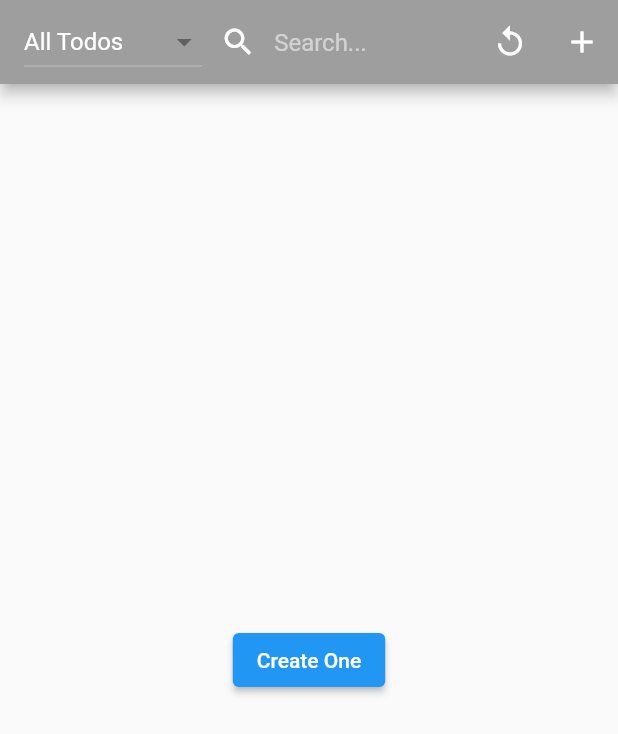
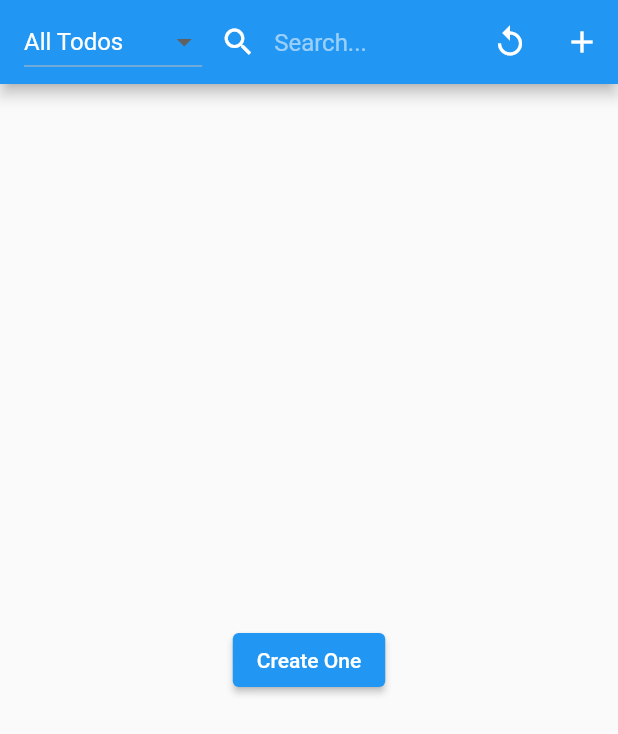
Before and after one commit to rajkovukovic/stater, a Flutter app: the screen it shows after launch, after a tap on "Create One", after a tap on the "replay" icon, on a phone screen of 412 x 824 dp. Shown: the top 734 px of the screen. Run offline on Flutter 3.47's test engine with Material 2 defaults, Android fonts, the phone set to English and light mode, and no system bars; our stand-ins replace dio, get_storage, rxdart; network calls fail.

Commit message:
rename methods in example project

```diff
--- a/example/lib/widgets/cascade_storage_screen.dart
+++ b/example/lib/widgets/cascade_storage_screen.dart
@@ -13,10 +13,15 @@ final todoConverters = Converters<String, Todo>(
 );
 
 class CascadeStorageScreen extends StatefulWidget {
-  const CascadeStorageScreen({Key? key, required this.storage})
-      : super(key: key);
+  const CascadeStorageScreen({
+    super.key,
+    required this.storage,
+    this.useConverters = false,
+  });
 
   final Storage storage;
+
+  final bool useConverters;
 
   @override
   State<CascadeStorageScreen> createState() => _HomeScreenState();
@@ -45,7 +50,7 @@ class _HomeScreenState extends State<CascadeStorageScreen> {
   Widget build(BuildContext context) {
     return Scaffold(
       appBar: AppBar(
-        backgroundColor: Colors.grey,
+        // backgroundColor: Colors.grey,
         title: Row(
           crossAxisAlignment: CrossAxisAlignment.center,
           children: [
@@ -61,6 +66,7 @@ class _HomeScreenState extends State<CascadeStorageScreen> {
             Expanded(
               child: TextField(
                   controller: textController,
+                  cursorColor: Colors.white,
                   decoration: const InputDecoration(
                     contentPadding: EdgeInsets.only(top: 15),
                     border: InputBorder.none,
@@ -77,7 +83,8 @@ class _HomeScreenState extends State<CascadeStorageScreen> {
         actions: [
           IconButton(
               onPressed: _reload, icon: const Icon(Icons.replay_outlined)),
-          IconButton(onPressed: _createNew, icon: const Icon(Icons.add))
+          IconButton(
+              onPressed: _openCreateTodoForm, icon: const Icon(Icons.add))
         ],
       ),
       body: FutureBuilder<List<DocumentSnapshot<String, Todo>>>(
@@ -117,7 +124,8 @@ class _HomeScreenState extends State<CascadeStorageScreen> {
                       ],
                     )
                   : ElevatedButton(
-                      onPressed: _createNew, child: const Text('Create One')),
+                      onPressed: _openCreateTodoForm,
+                      child: const Text('Create One')),
             );
           }
 
@@ -129,7 +137,7 @@ class _HomeScreenState extends State<CascadeStorageScreen> {
             itemBuilder: ((context, index) => TodoCard(
                   key: ValueKey(data[index]!.id),
                   todo: data[index]!,
-                  onTap: () => _editExisting(snapshots[index]),
+                  onTap: () => _openEditTodoForm(snapshots[index]),
                 )),
           );
         },
@@ -166,10 +174,7 @@ class _HomeScreenState extends State<CascadeStorageScreen> {
       );
     }
 
-    documents = query.get().then((snapshot) {
-      print(snapshot.docs.length);
-      return snapshot.docs;
-    });
+    documents = query.get().then((snapshot) => snapshot.docs);
   }
 
   _handleFilterChanged(bool? value) {
@@ -187,28 +192,20 @@ class _HomeScreenState extends State<CascadeStorageScreen> {
     Future.delayed(const Duration(milliseconds: 100)).then((_) => _reload());
   }
 
-  void _createNew() {
-    Navigator.of(context).push(
-      MaterialPageRoute(
-        builder: (_) =>
-            TodoScreen(onCreate: _handleCreateNew, onDispose: _delayedReload),
-      ),
-    );
+  void _openCreateTodoForm() {
+    TodoScreen.showAsModal(
+        context: context, onCreate: _createTodo, onDispose: _delayedReload);
   }
 
-  Future _handleCreateNew(Map<String, dynamic> data) {
+  void _openEditTodoForm(DocumentSnapshot<String, Todo> snapshot) {
+    TodoScreen.showAsModal(
+        context: context, snapshot: snapshot, onDispose: _delayedReload);
+  }
+
+  Future _createTodo(Map<String, dynamic> data) {
     return collectionReference.add(
       Todo.fromMap(data),
       documentId: const Uuid().v4(),
     );
   }
-
-  void _editExisting(DocumentSnapshot<String, Todo> snapshot) {
-    Navigator.of(context).push(
-      MaterialPageRoute(
-        builder: (_) =>
-            TodoScreen(snapshot: snapshot, onDispose: _delayedReload),
-      ),
-    );
-  }
 }
--- a/example/lib/widgets/home_screen.dart
+++ /dev/null
@@ -1,186 +0,0 @@
-import 'package:flutter/material.dart';
-
-
-class HomeScreen extends StatefulWidget {
-  const HomeScreen({Key? key}) : super(key: key);
-
-  @override
-  State<HomeScreen> createState() => _HomeScreenState();
-}
-
-class _HomeScreenState extends State<HomeScreen> {
-  // final restMachine = RestStorage(
-  //   RestDelegate(
-  //     id: 'rest-server-mongodb',
-  //     endpoint: 'http://localhost:6868/api',
-  //   ),
-  // );
-
-  // final getStorageMachine = GetStorageStorage(
-  //   GetStorageDelegate(
-  //     id: 'get-storage',
-  //     storagePrefix: 'DB',
-  //     doesMatchQuery: doesTutorialMatchQuery,
-  //   ),
-  // );
-
-  // bool isRest = false;
-
-  // bool? filterByPublished;
-
-  // late CollectionReference<String, Map<String, dynamic>> collectionReference;
-
-  // late Query<String, Map<String, dynamic>> query;
-
-  // late Stream<List<DocumentSnapshot<String, Map<String, dynamic>>>> documents;
-
-  // @override
-  // void initState() {
-  //   super.initState();
-  //   _setUpStreams();
-  // }
-
-  @override
-  Widget build(BuildContext context) {
-    return Container();
-    // return Scaffold(
-    //   appBar: AppBar(
-    //     title: TriStateSelector(
-    //       onChanged: _handleFilterChanged,
-    //       value: filterByPublished,
-    //       nullLabel: 'All Tutorials',
-    //       trueLabel: 'Published Tutorials',
-    //       falseLabel: 'Not Published Tutorials',
-    //     ),
-    //     actions: [
-    //       IconButton(
-    //           onPressed: _toggleStateMachine,
-    //           icon: Icon(isRest ? Icons.network_wifi : Icons.computer)),
-    //       IconButton(
-    //           onPressed: _reload, icon: const Icon(Icons.replay_outlined)),
-    //       IconButton(onPressed: _createNew, icon: const Icon(Icons.add))
-    //     ],
-    //   ),
-    //   body: StreamBuilder<List<DocumentSnapshot<String, Map<String, dynamic>>>>(
-    //     stream: documents,
-    //     builder: (context, snapshot) {
-    //       if (snapshot.hasError) {
-    //         throw snapshot.error!;
-    //       }
-
-    //       if (snapshot.connectionState == ConnectionState.waiting) {
-    //         return const Center(child: Text('Loading...'));
-    //       }
-
-    //       final snapshots = snapshot.data ?? [];
-
-    //       if (snapshots.isEmpty) {
-    //         return Center(
-    //           child: ElevatedButton(
-    //               onPressed: _createNew, child: const Text('Create One')),
-    //         );
-    //       }
-
-    //       final data = snapshots.map((snapshot) => snapshot.data()).toList();
-
-    //       return ListView.builder(
-    //         padding: const EdgeInsets.symmetric(horizontal: 16, vertical: 16),
-    //         itemCount: data.length,
-    //         itemBuilder: ((context, index) => TodoCard(
-    //               todo: data[index]!,
-    //               onTap: () => _editExisting(snapshots[index]),
-    //             )),
-    //       );
-    //     },
-    //   ),
-    // );
-  }
-
-  // void _setUpStreams() {
-  //   collectionReference =
-  //       (isRest ? restMachine : getStorageMachine).collection('tutorials');
-
-  //   if (filterByPublished != null) {
-  //     query = collectionReference.where(
-  //         'published', CompareOperator.isEqualTo, filterByPublished);
-  //   } else {
-  //     query = collectionReference;
-  //   }
-
-  //   documents = query.snapshots().map((snapshot) => snapshot.docs);
-  // }
-
-  // _handleFilterChanged(bool? value) {
-  //   setState(() {
-  //     filterByPublished = value;
-  //     _setUpStreams();
-  //   });
-  // }
-
-  // void _reload() {
-  //   setState(() => _setUpStreams());
-  // }
-
-  // void _delayedReload() {
-  //   Future.delayed(const Duration(milliseconds: 100)).then((_) => _reload());
-  // }
-
-  // void _createNew() {
-  //   Navigator.of(context).push(
-  //     MaterialPageRoute(
-  //       builder: (_) =>
-  //           TodoScreen(onCreate: _handleCreateNew, onDispose: _delayedReload),
-  //     ),
-  //   );
-  // }
-
-  // Future _handleCreateNew(Map<String, dynamic> data) {
-  //   return collectionReference.add(data);
-  // }
-
-  // void _editExisting(DocumentSnapshot<String, Map<String, dynamic>> snapshot) {
-  //   Navigator.of(context).push(
-  //     MaterialPageRoute(
-  //       builder: (_) =>
-  //           TodoScreen(snapshot: snapshot, onDispose: _delayedReload),
-  //     ),
-  //   );
-  // }
-
-  // _toggleStateMachine() {
-  //   setState(() {
-  //     isRest = !isRest;
-  //     _setUpStreams();
-  //   });
-  // }
-}
-
-class TriStateSelector extends StatelessWidget {
-  final bool? value;
-  final void Function(bool?)? onChanged;
-  final String? nullLabel;
-  final String? trueLabel;
-  final String? falseLabel;
-
-  const TriStateSelector({
-    super.key,
-    required this.value,
-    required this.onChanged,
-    this.nullLabel,
-    this.trueLabel,
-    this.falseLabel,
-  });
-
-  @override
-  Widget build(BuildContext context) {
-    return DropdownButton<bool?>(
-      value: value,
-      onChanged: onChanged,
-      items: [
-        DropdownMenuItem(value: null, child: Text(nullLabel ?? 'null')),
-        DropdownMenuItem(value: true, child: Text(trueLabel ?? 'true')),
-        DropdownMenuItem(value: false, child: Text(falseLabel ?? 'false')),
-      ],
-    );
-  }
-}
```
Also changed, not shown: example/lib/widgets/todo_screen.dart (+16 -0 lines).
